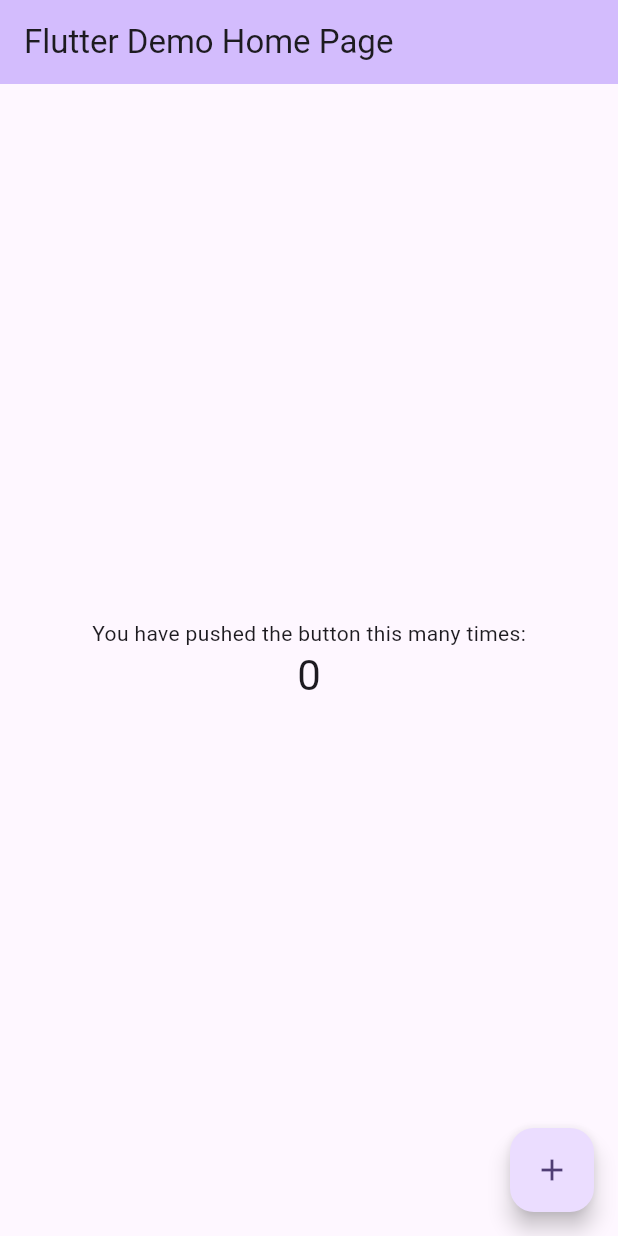
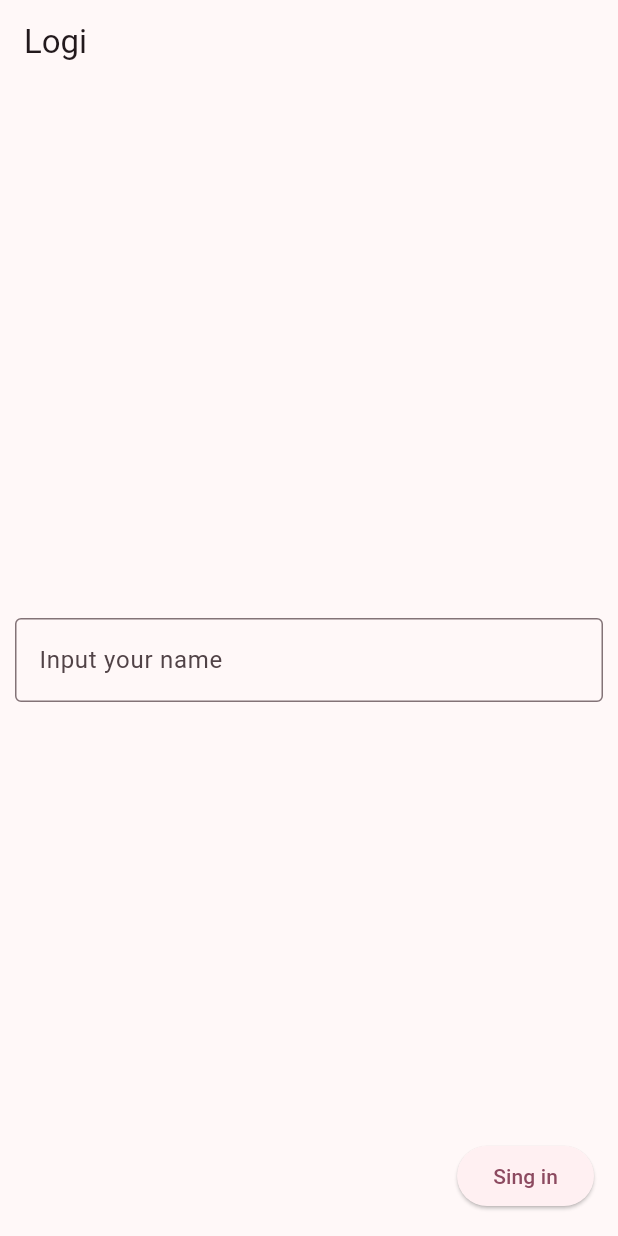
Before and after one commit to Zahrim/robot_dreams_logi, a Flutter app: the screen it shows after launch, on a phone screen of 412 x 824 dp. Run offline on Flutter 3.47's test engine with Material 2 defaults, Android fonts, the phone set to English and light mode, and no system bars.

Commit message:
init project login page

```diff
--- /dev/null
+++ b/lib/internal/application.dart
@@ -0,0 +1,19 @@
+import 'package:flutter/material.dart';
+import 'package:robot_dreams_logi/presentation/login.dart';
+
+class Application extends StatelessWidget {
+  final String _title = 'Logi';
+
+  @override
+  Widget build(BuildContext context) {
+    return MaterialApp(
+      title: _title,
+      theme: ThemeData(
+          colorScheme: ColorScheme.fromSeed(seedColor: Colors.black12),
+          useMaterial3: true
+      ),
+      home: LoginPage(title: _title),
+    );
+
+  }
+}
--- a/lib/main.dart
+++ b/lib/main.dart
@@ -1,7 +1,8 @@
 import 'package:flutter/material.dart';
+import 'package:robot_dreams_logi/internal/application.dart';
 
 void main() {
-  runApp(const MyApp());
+  runApp(Application());
 }
 
 class MyApp extends StatelessWidget {
--- /dev/null
+++ b/lib/presentation/login.dart
@@ -0,0 +1,52 @@
+import 'package:flutter/material.dart';
+
+class LoginPage extends StatefulWidget {
+  const LoginPage({super.key, required this.title});
+  final String title;
+
+  @override
+  State<LoginPage> createState() => _LoginPageState();
+}
+
+class _LoginPageState extends State<LoginPage> {
+
+  final TextEditingController _controllerName = TextEditingController();
+
+  void _eventSingIn() {
+    print(widget.title + ': ' + _controllerName.text);
+  }
+
+  @override
+  void dispose() {
+    _controllerName.dispose();
+    super.dispose();
+  }
+
+  @override
+  Widget build(BuildContext context) {
+    return Scaffold(
+      appBar: AppBar(
+        title: Text(widget.title)
+      ),
+      body: Padding(
+        padding: const EdgeInsets.all(10.0),
+        child: Column(
+          mainAxisAlignment: MainAxisAlignment.center,
+          children: [
+            TextField(
+              controller: _controllerName,
+              decoration: const InputDecoration(
+                labelText: 'Input your name',
+                border: OutlineInputBorder()
+              )
+            )
+          ],
+        )
+      ),
+      floatingActionButton: ElevatedButton (
+        onPressed: _eventSingIn,
+        child: const Text('Sing in')
+      )
+    );
+  }
+}
```
Also changed, not shown: lib/presentation/orders.dart (added).
